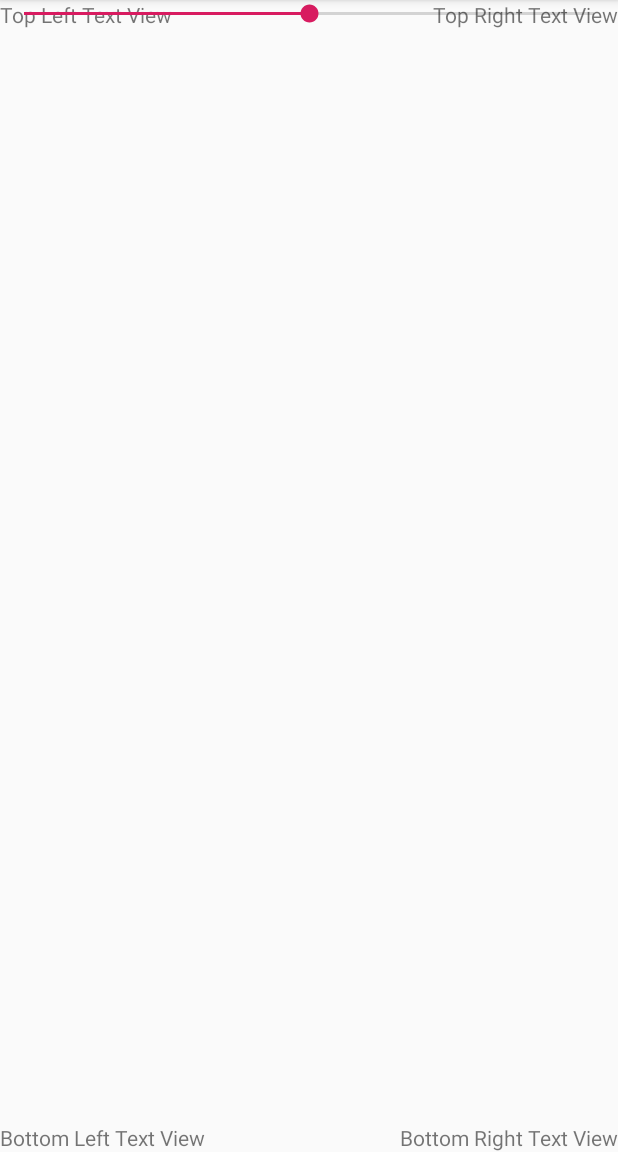
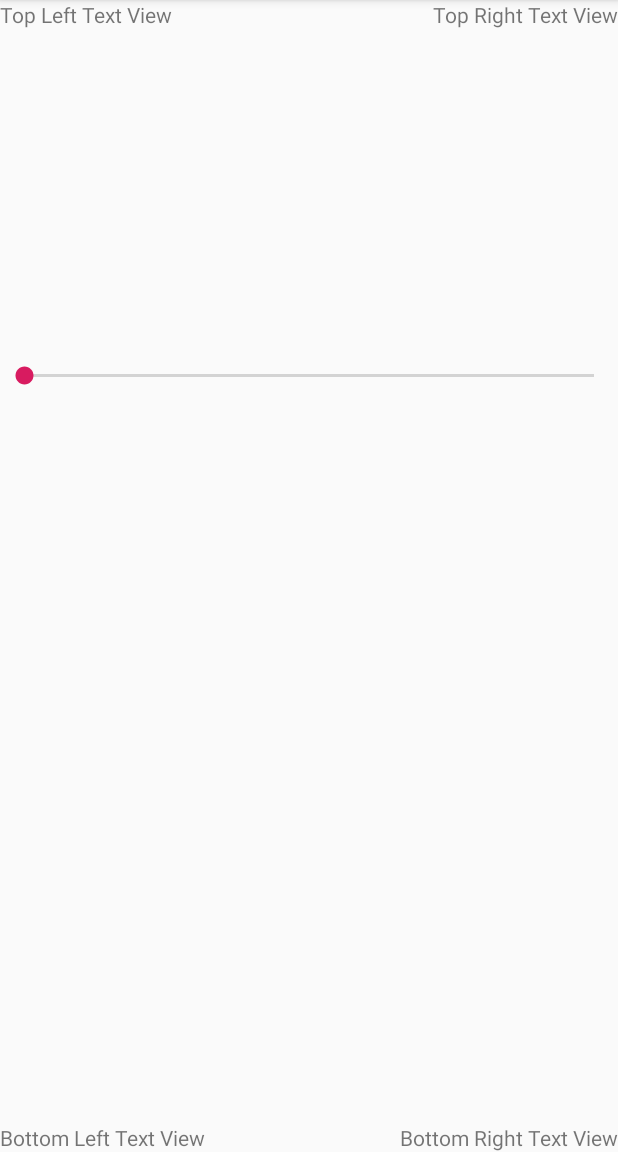
Before and after one commit to MildlyJealousJellyBean/dlt-ma, an Android app: the screen it shows after launch (MainActivity), on a phone screen of 412 x 824 dp, the part 84-1236 px from its top. Run offline under Robolectric (Android 15) with nearby library versions, the phone set to English and light mode, and no system bars.

Commit message:
Finished Toast Lab

```diff
--- a/Toast/app/src/main/res/layout/activity_main.xml
+++ b/Toast/app/src/main/res/layout/activity_main.xml
@@ -46,9 +46,14 @@
         android:id="@+id/simpleSeekBar"
         android:layout_width="fill_parent"
         android:layout_height="wrap_content"
-        android:max="20"
-        android:progress="10"
-        tools:layout_editor_absoluteY="150dp"
-        tools:ignore="MissingConstraints" />
+        android:layout_marginTop="204dp"
+        android:layout_marginBottom="471dp"
+        android:max="10"
+        app:layout_constraintBottom_toTopOf="@+id/bottomRight"
+        app:layout_constraintEnd_toEndOf="parent"
+        app:layout_constraintHorizontal_bias="0.51"
+        app:layout_constraintStart_toStartOf="parent"
+        app:layout_constraintTop_toBottomOf="@+id/topRight"
+        tools:ignore="MissingConstraints,UnusedAttribute" />
 
 </androidx.constraintlayout.widget.ConstraintLayout>
```
Also changed, not shown: Toast/app/src/main/java/com/chigurupatiparthiv/toast/MainActivity.java (+30 -1 lines).
